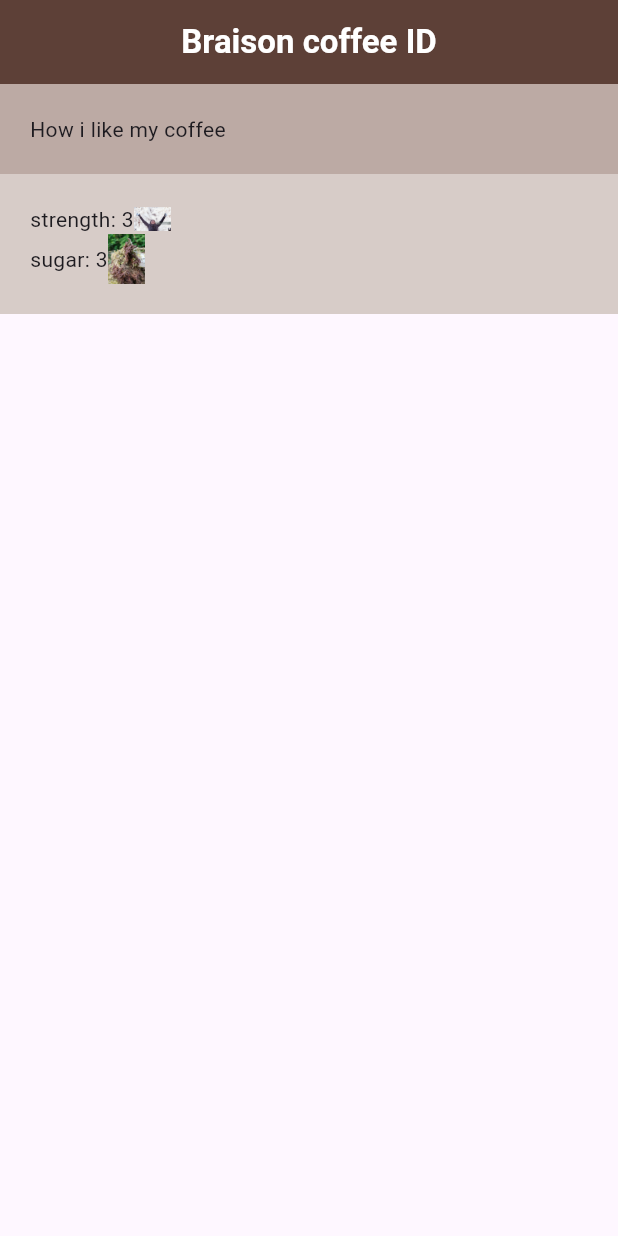
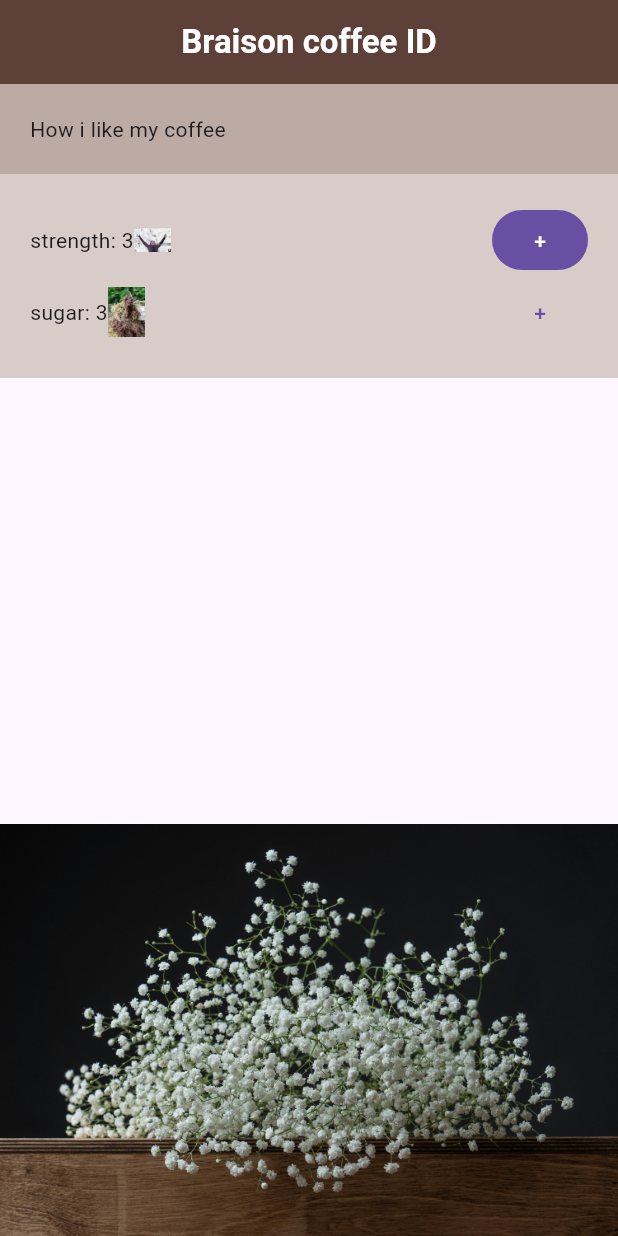
Before and after one commit to BraisonWabwire/flutter_application_1, a Flutter app: the screen it shows after launch, on a phone screen of 412 x 824 dp. Run offline on Flutter 3.47's test engine with Material 3 defaults, Android fonts, the phone set to English and light mode, and no system bars.

Commit message:
Buttons in flutter

```diff
--- a/lib/coffee_preps.dart
+++ b/lib/coffee_preps.dart
@@ -16,7 +16,8 @@ class Coffee extends StatelessWidget {
             color: Colors.white,
             colorBlendMode: BlendMode.multiply,
             ),
-            const SizedBox(width: 50),
+            const Expanded(child:SizedBox()),
+            FilledButton(onPressed: (){}, child: const Text("+")),
 
           ],
         ),
@@ -27,7 +28,9 @@ class Coffee extends StatelessWidget {
             Image.asset('assets/img/2.jpg',
             width: 25,
             ),
-            SizedBox(width: 50),
+            const Expanded(child:SizedBox()),
+            TextButton(onPressed: (){}, child: const Text("+")),
+
           ],
         )
       ],
--- a/lib/home.dart
+++ b/lib/home.dart
@@ -8,11 +8,10 @@ class Home extends StatelessWidget {
   Widget build(BuildContext context) {
     return Scaffold(
       appBar: AppBar(
-        title: const Text("Braison coffee ID" ,style: TextStyle(
-          color: Colors.white,
-          fontWeight: FontWeight.bold,
-
-        ),),
+        title: const Text(
+          "Braison coffee ID",
+          style: TextStyle(color: Colors.white, fontWeight: FontWeight.bold),
+        ),
         backgroundColor: Colors.brown[700],
         centerTitle: true,
       ),
@@ -29,6 +28,7 @@ class Home extends StatelessWidget {
             padding: const EdgeInsets.all(20),
             child: const Coffee(),
           ),
+          Expanded(child: Image.asset("assets/img/4.jpg", fit: BoxFit.fitWidth,alignment: Alignment.bottomCenter,)),
         ],
       ),
     );
--- a/lib/main.dart
+++ b/lib/main.dart
@@ -1,5 +1,4 @@
 import 'package:flutter/material.dart';
-import 'package:namer_app/coffee_preps.dart';
 import 'package:namer_app/home.dart';
 
 
```
